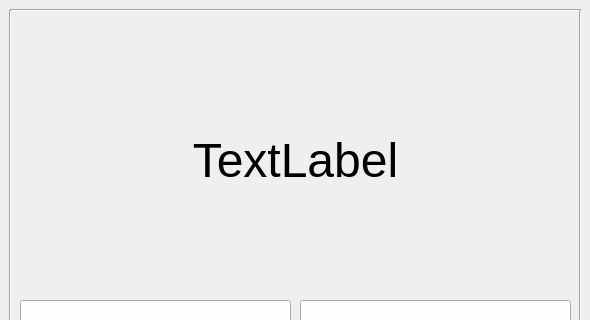
First picture: the form in ui/mainpage.ui, repository burakivayki/QT_TransitValidatorApp, before the edit; both pictures show x 0 to 590 and y 0 to 320 of the 590 by 1010 pixel window.
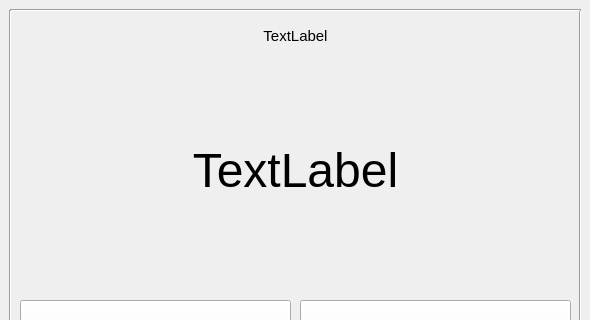
Second picture: the form after the edit.

Commit message: Startup service was added.

Patch:
```diff
--- a/ui/mainpage.ui
+++ b/ui/mainpage.ui
@@ -84,9 +84,9 @@
    <property name="geometry">
     <rect>
      <x>20</x>
-     <y>20</y>
+     <y>40</y>
      <width>551</width>
-     <height>281</height>
+     <height>261</height>
     </rect>
    </property>
    <property name="font">
@@ -207,6 +207,27 @@
     <string>PushButton</string>
    </property>
   </widget>
+  <widget class="QLabel" name="ipLabel">
+   <property name="geometry">
+    <rect>
+     <x>20</x>
+     <y>20</y>
+     <width>551</width>
+     <height>31</height>
+    </rect>
+   </property>
+   <property name="font">
+    <font>
+     <pointsize>11</pointsize>
+    </font>
+   </property>
+   <property name="text">
+    <string>TextLabel</string>
+   </property>
+   <property name="alignment">
+    <set>Qt::AlignCenter</set>
+   </property>
+  </widget>
  </widget>
  <resources/>
  <connections/>
```
The commit also changes 2 other files.
